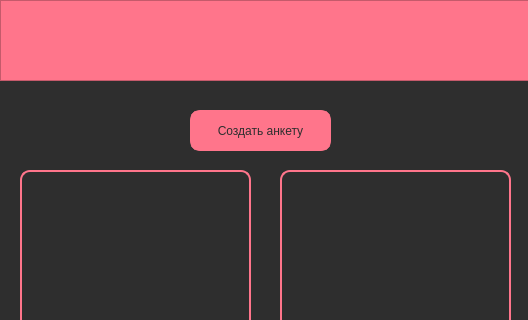
Qt form user.ui (KawaiiZhele/Yandex-lyceum-1st-project) before a commit; both pictures show x 0 to 528 and y 0 to 320 of the 528 by 749 pixel window.
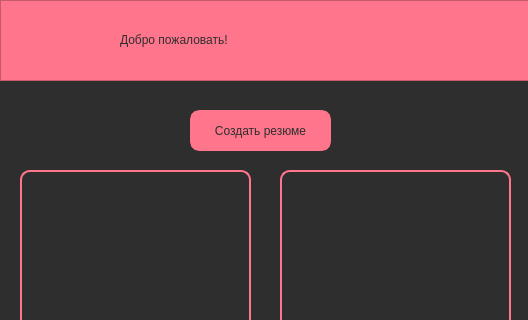
The same form after that commit.

Patch:
```diff
--- a/user.ui
+++ b/user.ui
@@ -37,7 +37,7 @@
 color: #2E2E2E</string>
     </property>
     <property name="text">
-     <string>Создать анкету</string>
+     <string>Создать резюме</string>
     </property>
    </widget>
    <widget class="QFrame" name="frame">
@@ -72,7 +72,7 @@
 color: #2E2E2E</string>
      </property>
      <property name="text">
-      <string/>
+      <string>Добро пожаловать!</string>
      </property>
     </widget>
    </widget>
```
Left out of the diff: 2 changed lines with no effect on the pictures.
